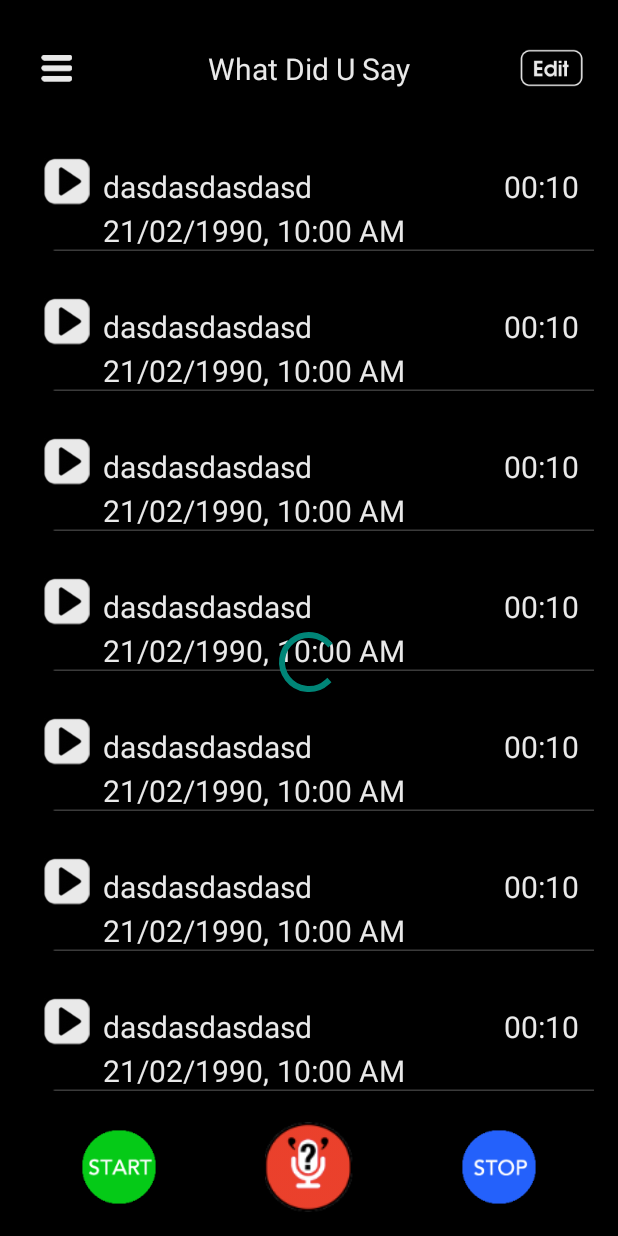
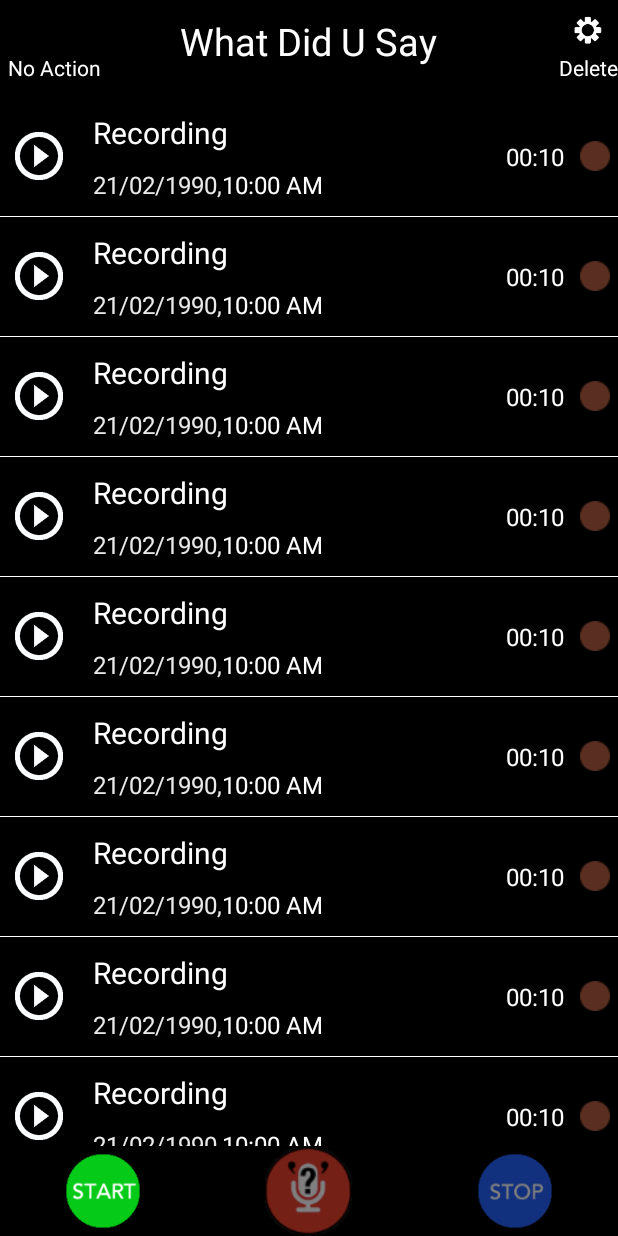
Before and after one commit to marshallepie/WhatDidUSay_Android, an Android app: the screen it shows after launch (SliderActivity before the commit, MainActivity after it), on a phone screen of 412 x 824 dp. Run offline under Robolectric (Android 15) with nearby library versions, the phone set to English and light mode, and no system bars.

Commit message:
UI Updated

```diff
--- a/app/src/main/AndroidManifest.xml
+++ b/app/src/main/AndroidManifest.xml
@@ -16,14 +16,15 @@
 
 
         <activity
-            android:name=".SliderActivity"
-            android:label="@string/app_name" >
+            android:name=".SplashActivity"
+             >
             <intent-filter>
                 <action android:name="android.intent.action.MAIN" />
 
                 <category android:name="android.intent.category.LAUNCHER" />
             </intent-filter>
         </activity>
+        <activity android:name=".MainActivity"></activity>
     </application>
 
 </manifest>
--- /dev/null
+++ b/app/src/main/java/com/example/root/whatdidusay/AdapterRecording.java
@@ -0,0 +1,79 @@
+package com.example.root.whatdidusay;
+
+import android.content.Context;
+import android.view.LayoutInflater;
+import android.view.View;
+import android.view.ViewGroup;
+import android.widget.BaseAdapter;
+import android.widget.ImageView;
+import android.widget.TextView;
+
+/**
+ * Created by dottechnologies on 31/8/15.
+ */
+public class AdapterRecording extends BaseAdapter{
+
+    private LayoutInflater inflater = null;
+    private View previousView;
+
+    private  Context con;
+
+    public AdapterRecording(Context c){
+        inflater = LayoutInflater.from(c);
+
+    }
+
+    @Override
+    public int getCount() {
+        return 15;
+    }
+
+    @Override
+    public Object getItem(int position) {
+        return null;
+    }
+
+    @Override
+    public long getItemId(int position) {
+        return 0;
+    }
+
+    @Override
+    public View getView(int position, View convertView, ViewGroup parent) {
+
+        View v = convertView;
+
+        final SettingHolder holder;
+        holder = new SettingHolder();
+
+        v = inflater.inflate(R.layout.track_list_custom, null);
+
+        holder.play_tracklist_btn = (ImageView) v
+                .findViewById(R.id.play_tracklist_btn);
+        holder.title_tracklist = (TextView) v
+                .findViewById(R.id.title_tracklist);
+        //  holder.title_tracklist.setTypeface(avalon_bold);
+        holder.date_text = (TextView) v.findViewById(R.id.date_text);
+        //   holder.date_text.setTypeface(avalon_regular);
+        holder.time_text = (TextView) v.findViewById(R.id.time_text);
+        //  holder.time_text.setTypeface(avalon_regular);
+        holder.record_time = (TextView) v.findViewById(R.id.record_time);
+        //   holder.record_time.setTypeface(avalon_regular);
+        holder.play_tracklist_btn.setTag(position);
+        holder.play_tracklist_btn.setOnClickListener(new View.OnClickListener() {
+            @Override
+            public void onClick(View v) {
+                holder.play_tracklist_btn.setImageResource(R.drawable.pause_btn);
+
+            }
+        });
+
+        return v;
+    }
+
+    private class SettingHolder {
+        ImageView play_tracklist_btn;
+        TextView title_tracklist, date_text, time_text, record_time;
+
+    }
+}
--- /dev/null
+++ b/app/src/main/java/com/example/root/whatdidusay/DataBaseHelper.java
@@ -0,0 +1,58 @@
+package com.example.root.whatdidusay;
+
+import android.content.Context;
+import android.database.sqlite.SQLiteDatabase;
+import android.database.sqlite.SQLiteOpenHelper;
+
+/**
+ * Created by lalit vasan on 31/8/15.
+ * Class DataBaseHelper for handling local data base to store audio recordings
+ * All CRUD operations are handled in this class
+ */
+
+public class DataBaseHelper extends SQLiteOpenHelper {
+
+    private static final int DATABASE_VERSION = 1;
+
+    // Database Name
+    private static final String DATABASE_NAME = "WHAT_DID_YOU_SAY";
+
+    // Contacts table name
+    private static final String TABLE_RECORDINGS = "RECORDINGS";
+
+    // Contacts Table Columns names
+    private static final String KEY_ID = "id";
+    private static final String KEY_RECORD_NAME = "record_name";
+    private static final String KEY_RECORD_DATE = "record_date";
+    private static final String KEY_RECORD_TIME = "record_time";
+    private static final String KEY_RECORD_DURATION = "record_duration";
+    private static final String KEY_RECORD_PATH = "record_path";
+
+    private final String CREATE_CONTACTS_TABLE = "CREATE TABLE " + TABLE_RECORDINGS + "("
+            + KEY_ID + " INTEGER PRIMARY KEY AUTOINCREMENT," + KEY_RECORD_NAME + " TEXT,"
+            + KEY_RECORD_DATE + " TEXT," + KEY_RECORD_TIME + " TEXT," + KEY_RECORD_DURATION + " TEXT,"
+            + KEY_RECORD_PATH + " TEXT" + ")";
+
+    private final String DROP_CONTACT_TABLE = "DROP TABLE IF EXISTS " + TABLE_RECORDINGS;
+
+    public DataBaseHelper(Context context) {
+        super(context, DATABASE_NAME, null, DATABASE_VERSION);
+
+    }
+
+
+    @Override
+    public void onCreate(SQLiteDatabase db) {
+
+        db.execSQL(CREATE_CONTACTS_TABLE);
+
+    }
+
+    @Override
+    public void onUpgrade(SQLiteDatabase db, int oldVersion, int newVersion) {
+
+        db.execSQL(DROP_CONTACT_TABLE);
+        onCreate(db);
+
+    }
+}
--- a/app/src/main/java/com/example/root/whatdidusay/Home_Fragment.java
+++ b/app/src/main/java/com/example/root/whatdidusay/Home_Fragment.java
@@ -72,6 +72,7 @@ public class Home_Fragment extends Fragment {
         play_btn = (ImageView) view.findViewById(R.id.play_btn);
         record_btn = (ImageView) view.findViewById(R.id.record_btn);
         stop_btn = (ImageView) view.findViewById(R.id.stop_btn);
+
 
         timer_text = (TextView) view.findViewById(R.id.timer_text);
        // timer_text.setTypeface(avalon_regular);
--- /dev/null
+++ b/app/src/main/java/com/example/root/whatdidusay/MainActivity.java
@@ -0,0 +1,85 @@
+package com.example.root.whatdidusay;
+
+import android.os.Bundle;
+import android.support.v7.app.AppCompatActivity;
+import android.view.View;
+import android.widget.ImageView;
+import android.widget.ListView;
+
+/**
+ * Created by dottechnologies on 31/8/15.
+ */
+public class MainActivity extends AppCompatActivity{
+
+    private View mViewActionbar;
+    private ListView mListView;
+    private ImageView play_btn;
+    private ImageView record_btn;
+    private ImageView stop_btn;
+    private RecordingHelpers recordingHelpers;
+
+    @Override
+    protected void onCreate(Bundle savedInstanceState) {
+        super.onCreate(savedInstanceState);
+        setContentView(R.layout.activity_main_new);
+        getSupportActionBar().hide();
+
+        initViews();
+        initListners();
+        initObjects();
+
+    }
+
+
+
+
+    private void initViews() {
+        mListView = (ListView) findViewById(R.id.tracklist);
+        play_btn = (ImageView) findViewById(R.id.play_btn);
+        record_btn = (ImageView) findViewById(R.id.record_btn);
+        stop_btn = (ImageView) findViewById(R.id.stop_btn);
+        record_btn.setAlpha(0.5f);
+        stop_btn.setAlpha(0.5f);
+
+
+    }
+
+    private void initListners() {
+
+        play_btn.setOnClickListener(new View.OnClickListener() {
+            @Override
+            public void onClick(View v) {
+                play_btn.setAlpha(0.5f);
+                record_btn.setAlpha(1.0f);
+                stop_btn.setAlpha(1.0f);
+                play_btn.setEnabled(false);
+
+            }
+        });
+        record_btn.setOnClickListener(new View.OnClickListener() {
+            @Override
+            public void onClick(View v) {
+
+            }
+        });
+        stop_btn.setOnClickListener(new View.OnClickListener() {
+            @Override
+            public void onClick(View v) {
+                play_btn.setAlpha(1.0f);
+                record_btn.setAlpha(0.5f);
+                stop_btn.setAlpha(0.5f);
+                play_btn.setEnabled(true);
+
+            }
+        });
+    }
+
+    private void initObjects() {
+        recordingHelpers = new RecordingHelpers();
+
+        mListView.setAdapter(new AdapterRecording(MainActivity.this));
+
+    }
+
+
+}
--- /dev/null
+++ b/app/src/main/java/com/example/root/whatdidusay/RecordingHelpers.java
@@ -0,0 +1,76 @@
+package com.example.root.whatdidusay;
+
+import android.media.MediaPlayer;
+import android.media.MediaRecorder;
+import android.os.Environment;
+import android.util.Log;
+
+import java.io.File;
+import java.io.IOException;
+
+/**
+ * Created by dottechnologies on 31/8/15.
+ */
+public class RecordingHelpers {
+
+    private String LOG_TAG = "RecordingHelpers";
+
+    private MediaRecorder mRecorder = null;
+    private MediaPlayer mPlayer = null;
+
+
+    public RecordingHelpers() {
+
+    }
+
+    public String generateFileName() {
+        String mFileName;
+        mFileName = Environment.getExternalStorageDirectory().getAbsolutePath() + File.separator
+                + ".What_did_you_say"+File.separator + System.currentTimeMillis() + ".3gp";
+
+
+        return mFileName;
+    }
+
+
+    private void startRecording(String mFileName) {
+        mRecorder = new MediaRecorder();
+        mRecorder.setAudioSource(MediaRecorder.AudioSource.MIC);
+        mRecorder.setOutputFormat(MediaRecorder.OutputFormat.THREE_GPP);
+        mRecorder.setOutputFile(mFileName);
+        mRecorder.setAudioEncoder(MediaRecorder.AudioEncoder.AMR_NB);
+
+        try {
+            mRecorder.prepare();
+        } catch (IOException e) {
+            Log.e(LOG_TAG, "prepare() failed");
+        }
+
+        mRecorder.start();
+    }
+
+    private void stopRecording() {
+        mRecorder.stop();
+        mRecorder.release();
+        mRecorder = null;
+    }
+
+
+    private void startPlaying(String mFileName) {
+        mPlayer = new MediaPlayer();
+        try {
+            mPlayer.setDataSource(mFileName);
+            mPlayer.prepare();
+            mPlayer.start();
+        } catch (IOException e) {
+            Log.e(LOG_TAG, "prepare() failed");
+        }
+    }
+
+    private void stopPlaying() {
+        mPlayer.release();
+        mPlayer = null;
+    }
+
+
+}
--- /dev/null
+++ b/app/src/main/java/com/example/root/whatdidusay/SplashActivity.java
@@ -0,0 +1,49 @@
+package com.example.root.whatdidusay;
+
+import android.app.Activity;
+import android.content.Intent;
+import android.os.Build;
+import android.os.Bundle;
+import android.os.Handler;
+import android.view.View;
+import android.view.Window;
+
+/**
+ * Created by dottechnologies on 31/8/15.
+ */
+public class SplashActivity extends Activity{
+    @Override
+    protected void onCreate(Bundle savedInstanceState) {
+        super.onCreate(savedInstanceState);
+        requestWindowFeature(Window.FEATURE_NO_TITLE);
+        setContentView(R.layout.activity_splash);
+
+
+        if (Build.VERSION.SDK_INT > Build.VERSION_CODES.KITKAT) {
+            View decorView = getWindow().getDecorView();
+
+            int uiOptions = View.SYSTEM_UI_FLAG_HIDE_NAVIGATION|View.SYSTEM_UI_FLAG_IMMERSIVE;
+            decorView.setSystemUiVisibility(uiOptions);
+        }
+
+        new Handler().postDelayed(new Runnable() {
+
+            /*
+             * Showing splash screen with a timer. This will be useful when you
+             * want to show case your app logo / company
+             */
+
+            @Override
+            public void run() {
+                // This method will be executed once the timer is over
+                // Start your app main activity
+                Intent i = new Intent(SplashActivity.this, MainActivity.class);
+                startActivity(i);
+
+                // close this activity
+                finish();
+            }
+        }, 3000);
+
+    }
+}
--- /dev/null
+++ b/app/src/main/res/layout-land/activity_splash.xml
@@ -0,0 +1,8 @@
+<?xml version="1.0" encoding="utf-8"?>
+<LinearLayout xmlns:android="http://schemas.android.com/apk/res/android"
+    android:orientation="vertical" android:layout_width="match_parent"
+    android:layout_height="match_parent"
+    android:background="@drawable/splash_land">
+
+
+</LinearLayout>
--- a/app/src/main/res/layout/activity_main.xml
+++ b/app/src/main/res/layout/activity_main.xml
@@ -17,7 +17,6 @@
             android:layout_width="wrap_content"
             android:layout_height="wrap_content"
             android:layout_centerVertical="true"
-
             android:src="@drawable/menu" />
 
         <TextView
@@ -32,6 +31,7 @@
             android:id="@+id/edit_btn"
             android:layout_width="wrap_content"
             android:layout_height="wrap_content"
+
             android:layout_alignParentRight="true"
             android:layout_centerVertical="true"
 
--- /dev/null
+++ b/app/src/main/res/layout/activity_main_new.xml
@@ -0,0 +1,129 @@
+<?xml version="1.0" encoding="utf-8"?>
+<RelativeLayout xmlns:android="http://schemas.android.com/apk/res/android"
+    android:layout_width="match_parent"
+    android:layout_height="match_parent"
+    android:background="@drawable/bg">
+
+
+
+    <RelativeLayout
+        android:id="@+id/layoutActionBar"
+        android:orientation="horizontal"
+        android:layout_width="match_parent"
+        android:layout_alignParentTop="true"
+        android:paddingTop="10dp"
+        android:paddingBottom="10dp"
+        android:layout_height="wrap_content">
+
+        <TextView
+            android:layout_width="wrap_content"
+            android:layout_height="wrap_content"
+            android:textColor="@android:color/white"
+            android:layout_alignParentLeft="true"
+            android:layout_marginTop="25dp"
+
+            android:paddingLeft="5dp"
+            android:text="No Action" />
+
+        <TextView
+            android:layout_width="wrap_content"
+            android:layout_height="wrap_content"
+            android:layout_centerInParent="true"
+            android:layout_alignParentTop="true"
+            android:gravity="center"
+            android:textSize="25sp"
+            android:textColor="@android:color/white"
+            android:text="What Did U Say" />
+
+        <LinearLayout
+            android:layout_width="wrap_content"
+            android:layout_height="wrap_content"
+            android:layout_alignParentRight="true"
+            android:gravity="center"
+            android:orientation="vertical">
+            <ImageView
+                android:layout_width="20dp"
+                android:layout_height="20dp"
+                android:src="@drawable/ic_setting"
+                />
+            <TextView
+                android:layout_width="wrap_content"
+                android:layout_height="wrap_content"
+                android:paddingTop="5dp"
+                android:textColor="@android:color/white"
+                android:text="Delete"/>
+        </LinearLayout>
+
+
+
+
+    </RelativeLayout>
+
+    <ListView
+        android:id="@+id/tracklist"
+        android:layout_below="@+id/layoutActionBar"
+        android:layout_width="match_parent"
+        android:layout_height="match_parent"
+        android:divider="@android:color/white"
+        android:dividerHeight="0.5dp"
+        android:layout_above="@+id/layoutButtons"
+        >
+
+    </ListView>
+
+    <LinearLayout
+        android:id="@+id/layoutButtons"
+        android:layout_width="match_parent"
+        android:layout_alignParentBottom="true"
+        android:layout_height="wrap_content"
+        android:orientation="horizontal">
+
+        <ImageView
+            android:id="@+id/play_btn"
+            android:layout_width="60dp"
+            android:layout_height="60dp"
+            android:layout_weight="1"
+            android:src="@drawable/rec_start_btn" />
+
+
+        <ImageView
+            android:id="@+id/record_btn"
+            android:layout_width="60dp"
+            android:layout_height="60dp"
+            android:layout_weight="1"
+            android:src="@drawable/rec_btn" />
+
+
+        <ImageView
+            android:id="@+id/stop_btn"
+            android:layout_width="60dp"
+            android:layout_height="60dp"
+            android:layout_weight="1"
+
+            android:src="@drawable/rec_stop_btn" />
+
+
+    </LinearLayout>
+
+
+    <TextView
+        android:id="@+id/timer_text"
+        android:layout_width="wrap_content"
+        android:layout_height="wrap_content"
+        android:layout_alignParentBottom="true"
+        android:layout_centerInParent="true"
+        android:layout_marginBottom="20dp"
+        android:text="00:00"
+        android:visibility="gone"
+        android:textColor="#e9e9e9"
+        android:textSize="40sp" />
+
+
+    <ProgressBar
+        android:layout_width="wrap_content"
+        android:layout_height="wrap_content"
+        android:id="@+id/progressBar"
+        android:visibility="gone"
+        android:layout_centerInParent="true" />
+
+</RelativeLayout>
--- /dev/null
+++ b/app/src/main/res/layout/activity_splash.xml
@@ -0,0 +1,8 @@
+<?xml version="1.0" encoding="utf-8"?>
+<LinearLayout xmlns:android="http://schemas.android.com/apk/res/android"
+    android:orientation="vertical" android:layout_width="match_parent"
+    android:layout_height="match_parent"
+    android:background="@drawable/splash_image">
+
+
+</LinearLayout>
--- a/app/src/main/res/layout/home_fragment.xml
+++ b/app/src/main/res/layout/home_fragment.xml
@@ -3,6 +3,9 @@
     android:layout_width="match_parent"
     android:layout_height="match_parent"
     android:background="@drawable/bg">
+
+
+
 
 
 
@@ -37,6 +40,7 @@
                 android:layout_width="60dp"
                 android:layout_height="60dp"
                 android:layout_weight="1"
+
                 android:src="@drawable/rec_btn" />
 
 
--- a/app/src/main/res/layout/track_list_custom.xml
+++ b/app/src/main/res/layout/track_list_custom.xml
@@ -1,45 +1,49 @@
 <?xml version="1.0" encoding="utf-8"?>
-<RelativeLayout xmlns:android="http://schemas.android.com/apk/res/android"
-    android:layout_width="match_parent" android:layout_height="match_parent"
-    android:background="#000"
-    >
-
-    <RelativeLayout
-        android:id="@+id/rel_tracklist"
+<LinearLayout xmlns:android="http://schemas.android.com/apk/res/android"
     android:layout_width="match_parent"
     android:layout_height="wrap_content"
-        android:background="@drawable/track_list" >
+    android:orientation="horizontal"
+    android:paddingTop="10dp"
+    android:paddingBottom="10dp"
+    android:background="@android:color/black">
 
     <ImageView
         android:id="@+id/play_tracklist_btn"
-            android:layout_width="wrap_content"
+        android:layout_width="32dp"
+        android:layout_height="32dp"
+        android:layout_marginLeft="10dp"
+        android:layout_marginRight="10dp"
+        android:layout_gravity="center_vertical"
+        android:src="@drawable/play_btn" />
+
+
+    <LinearLayout
+        android:id="@+id/rel_tracklist"
+        android:layout_width="0dp"
+        android:layout_weight="1"
+        android:paddingLeft="10dp"
+        android:paddingRight="10dp"
         android:layout_height="wrap_content"
-            android:layout_centerVertical="true"
-            android:layout_marginLeft="10dp"
-            android:src="@drawable/play" />
+        android:orientation="vertical">
+
 
         <TextView
             android:id="@+id/title_tracklist"
-            android:layout_width="200dp"
+            android:layout_width="wrap_content"
             android:layout_height="wrap_content"
-            android:layout_marginLeft="5dp"
-            android:layout_marginTop="35dp"
             android:layout_toRightOf="@+id/play_tracklist_btn"
-
-            android:editable="true"
-            android:text="dasdasdasdasd"
-            android:textColor="#e9e9e9"
+            android:text="Recording"
+            android:singleLine="true"
+            android:textColor="@android:color/white"
             android:textSize="20sp" />
 
         <LinearLayout
             android:id="@+id/linear_datetime"
             android:layout_width="fill_parent"
             android:layout_height="wrap_content"
-            android:layout_below="@+id/title_tracklist"
-            android:layout_marginLeft="5dp"
-            android:layout_marginTop="2dp"
-            android:layout_toRightOf="@+id/play_tracklist_btn"
-            android:orientation="horizontal" >
+
+            android:paddingTop="10dp"
+            android:orientation="horizontal">
 
             <TextView
                 android:id="@+id/date_text"
@@ -47,31 +51,39 @@
                 android:layout_height="wrap_content"
                 android:text="21/02/1990,"
                 android:textColor="#e9e9e9"
-                android:textSize="20sp"
-                />
+                android:textSize="16sp" />
 
             <TextView
                 android:id="@+id/time_text"
                 android:layout_width="wrap_content"
                 android:layout_height="wrap_content"
-                android:layout_marginLeft="5dp"
+
                 android:text="10:00 AM"
-                android:textColor="#e9e9e9"
-                android:textSize="20sp"
-                />
+                android:textColor="@android:color/white"
+                android:textSize="16sp" />
+        </LinearLayout>
+
+
     </LinearLayout>
 
     <TextView
         android:id="@+id/record_time"
         android:layout_width="wrap_content"
         android:layout_height="wrap_content"
-            android:layout_alignParentRight="true"
-            android:layout_marginRight="10dp"
-            android:layout_marginTop="35dp"
+        android:layout_gravity="center_vertical"
+        android:paddingRight="5dp"
+        android:paddingLeft="5dp"
         android:text="00:10"
-            android:textColor="#e9e9e9"
-            android:textSize="20sp" />
-    </RelativeLayout>
+        android:textColor="@android:color/white"
+        android:textSize="16sp" />
 
+    <ImageView
+        android:id="@+id/button_delete"
+        android:layout_width="20dp"
+        android:layout_height="20dp"
+        android:layout_marginRight="5dp"
+        android:layout_marginLeft="5dp"
+        android:layout_gravity="center_vertical"
+        android:src="@drawable/ic_delete_uncheck" />
 
-</RelativeLayout>
+</LinearLayout>
```
Also changed, not shown: app/src/main/res/drawable-xhdpi/ic_delete_check.png (added), app/src/main/res/drawable-xhdpi/ic_delete_uncheck.png (added), app/src/main/res/drawable-xhdpi/ic_setting.png (added), app/src/main/res/drawable-xhdpi/pause_btn.png (added), app/src/main/res/drawable-xhdpi/play_btn.png (added), app/src/main/res/drawable-xhdpi/splash_image.png (added), app/src/main/res/drawable-xhdpi/splash_land.png (added). Lines whose indentation alone changed are shown as unchanged.
